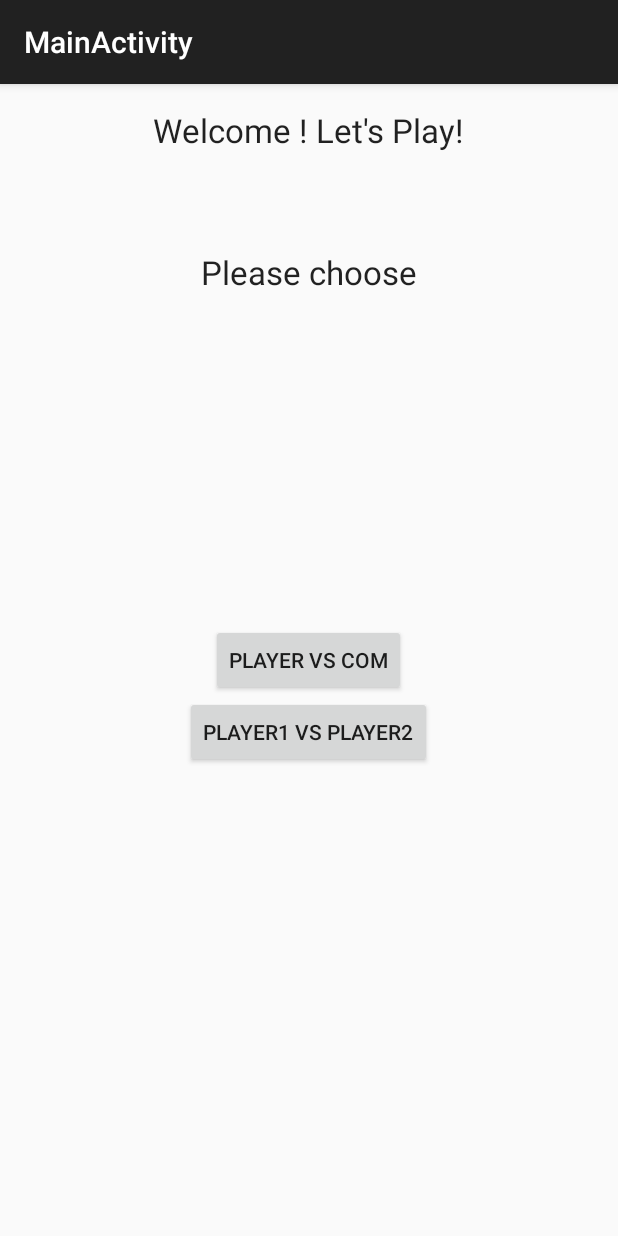
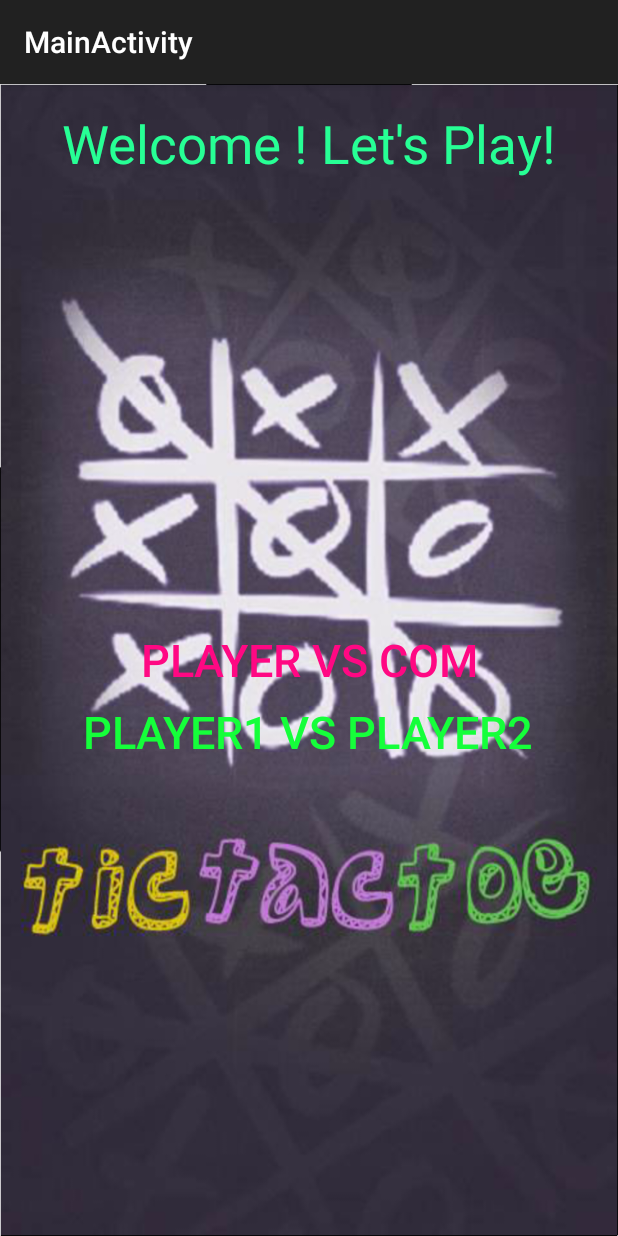
Before and after one commit to kkpatrick/Android-Tic-Tac-Toe, an Android app: the screen it shows after launch (MainActivity), on a phone screen of 412 x 824 dp. Run offline under Robolectric (Android 15) with nearby library versions, the phone set to English and light mode, and no system bars; 1 statement that could not run was skipped.

Commit message:
Add color to activities

```diff
--- a/TicTacToe/app/src/main/res/layout/activity_main.xml
+++ b/TicTacToe/app/src/main/res/layout/activity_main.xml
@@ -3,6 +3,7 @@
     android:layout_height="match_parent" android:paddingLeft="@dimen/activity_horizontal_margin"
     android:paddingRight="@dimen/activity_horizontal_margin"
     android:paddingTop="@dimen/activity_vertical_margin"
+    android:background="@mipmap/splash"
     android:paddingBottom="@dimen/activity_vertical_margin" tools:context=".MainActivity">
 
     <TextView
@@ -12,17 +13,9 @@
         android:text="Welcome ! Let&apos;s Play!"
         android:id="@+id/welcomeText"
         android:layout_alignParentTop="true"
-        android:layout_centerHorizontal="true" />
-
-    <TextView
-        android:layout_width="wrap_content"
-        android:layout_height="wrap_content"
-        android:textAppearance="?android:attr/textAppearanceLarge"
-        android:text="Please choose"
-        android:id="@+id/chooseButton"
-        android:layout_below="@+id/welcomeText"
         android:layout_centerHorizontal="true"
-        android:layout_marginTop="65dp" />
+        android:textColor="#ff27ff95"
+        android:textSize="35dp" />
 
     <Button
         android:layout_width="wrap_content"
@@ -30,7 +23,10 @@
         android:text="Player VS Com"
         android:id="@+id/button1"
         android:layout_centerVertical="true"
-        android:layout_centerHorizontal="true" />
+        android:layout_centerHorizontal="true"
+        android:textColor="#ffff0883"
+        android:background="@android:color/transparent"
+        android:textSize="30dp" />
 
     <Button
         android:layout_width="wrap_content"
@@ -38,5 +34,8 @@
         android:text="Player1 VS Player2"
         android:id="@+id/button2"
         android:layout_below="@+id/button1"
-        android:layout_centerHorizontal="true" />
+        android:layout_centerHorizontal="true"
+        android:textColor="#ff15ff3a"
+        android:background="@android:color/transparent"
+        android:textSize="30dp" />
 </RelativeLayout>
```
Also changed, not shown: TicTacToe/app/src/main/res/layout/activity_level_choose.xml (+12 -3 lines).
